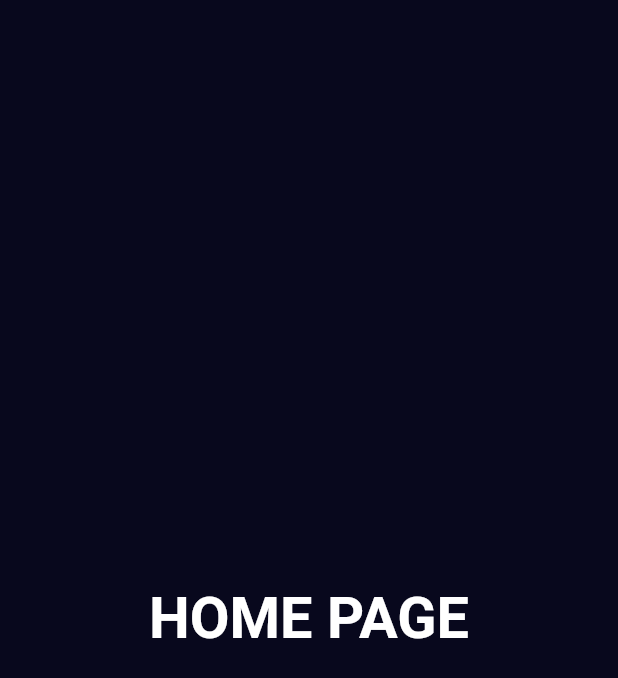
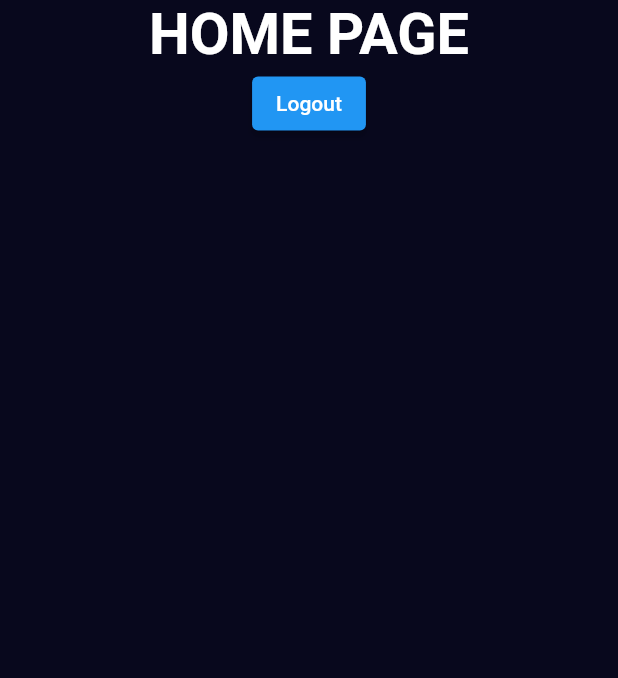
Before and after one commit to Noureldin17/movies_app, a Flutter app: the HomePage screen opened directly, on a phone screen of 412 x 824 dp. Shown: the top 678 px of the screen. Run offline on Flutter 3.47's test engine with Material 2 defaults, Android fonts, the phone set to English and light mode, and no system bars; our stand-ins replace animated_splash_screen, bloc, dartz, equatable, flutter_bloc, flutter_custom_clippers and 9 more; missing offline and left inert: flutter_loadingindicator; accounts and stored records are empty.

Commit message:
logout usecase

```diff
--- a/lib/core/api/tmdb_api_constants.dart
+++ b/lib/core/api/tmdb_api_constants.dart
@@ -1,6 +1,9 @@
 class TMDBApiConstants {
   TMDBApiConstants._();
+  // ignore: constant_identifier_names
   static const IMAGE_BASE_URL = "https://image.tmdb.org/t/p/original/";
+  // ignore: constant_identifier_names
   static const BASE_URL = "https://api.themoviedb.org/3/";
-  static const API_KEY = "f7b66aee06b813897c5d3a5e70b23118";
+  // ignore: constant_identifier_names
+  static const API_KEY = "cd421366139aff186a1cace94dc94c18";
 }
--- a/lib/core/dependency_injection/dependency_injection.dart
+++ b/lib/core/dependency_injection.dart/dependency_injection.dart
@@ -7,6 +7,7 @@ import 'package:movies_app/features/authentication/data/repositories/auth_reposi
 import 'package:movies_app/features/authentication/domain/repositories/auth_repository.dart';
 import 'package:movies_app/features/authentication/domain/usecases/guest_login_usecase.dart';
 import 'package:movies_app/features/authentication/domain/usecases/login_usecase.dart';
+import 'package:movies_app/features/authentication/domain/usecases/logout_usecase.dart';
 import 'package:movies_app/features/authentication/presentation/bloc/authentication_bloc.dart';
 import 'package:shared_preferences/shared_preferences.dart';
 import 'package:http/http.dart' as http;
@@ -16,11 +17,12 @@ final sl = GetIt.instance;
 // feature - Authentication
 Future<void> init() async {
   // bloc
-  sl.registerFactory(
-      () => AuthenticationBloc(loginUseCase: sl(), guestLoginUseCase: sl()));
+  sl.registerFactory(() => AuthenticationBloc(
+      loginUseCase: sl(), guestLoginUseCase: sl(), logoutUseCase: sl()));
   // UseCases
   sl.registerLazySingleton(() => LoginUseCase(sl()));
   sl.registerLazySingleton(() => GuestLoginUseCase(sl()));
+  sl.registerLazySingleton(() => LogoutUseCase(sl()));
   // repositories
   sl.registerLazySingleton<AuthenticationRepo>(
       () => AuthenticationRepoImpl(sl(), sl(), sl()));
--- a/lib/features/authentication/domain/repositories/auth_repository.dart
+++ b/lib/features/authentication/domain/repositories/auth_repository.dart
@@ -1,6 +1,5 @@
 import 'package:dartz/dartz.dart';
 import 'package:movies_app/core/error/failures.dart';
-import 'package:movies_app/features/authentication/domain/models/request_token_model.dart';
 
 abstract class AuthenticationRepo {
   Future<Either<Failure, Unit>> loginUser(Map<String, dynamic> params);
--- a/lib/features/authentication/domain/usecases/login_usecase.dart
+++ b/lib/features/authentication/domain/usecases/login_usecase.dart
@@ -1,5 +1,4 @@
 import 'package:dartz/dartz.dart';
-import 'package:movies_app/core/error/exceptions.dart';
 import 'package:movies_app/core/error/failures.dart';
 import 'package:movies_app/features/authentication/domain/models/login_request_params.dart';
 import 'package:movies_app/features/authentication/domain/repositories/auth_repository.dart';
--- /dev/null
+++ b/lib/features/authentication/domain/usecases/logout_usecase.dart
@@ -0,0 +1,13 @@
+import 'package:dartz/dartz.dart';
+import 'package:movies_app/core/error/failures.dart';
+import 'package:movies_app/features/authentication/domain/repositories/auth_repository.dart';
+
+class LogoutUseCase {
+  final AuthenticationRepo authenticationRepo;
+
+  LogoutUseCase(this.authenticationRepo);
+
+  Future<Either<Failure, Unit>> call() async {
+    return await authenticationRepo.logoutUser();
+  }
+}
--- a/lib/features/authentication/presentation/bloc/authentication_bloc.dart
+++ b/lib/features/authentication/presentation/bloc/authentication_bloc.dart
@@ -1,11 +1,12 @@
+// ignore: depend_on_referenced_packages
 import 'package:bloc/bloc.dart';
 import 'package:equatable/equatable.dart';
-import 'package:flutter/material.dart';
 import 'package:http/http.dart';
 import 'package:movies_app/core/error/failures.dart';
 import 'package:movies_app/features/authentication/domain/models/login_request_params.dart';
 import 'package:movies_app/features/authentication/domain/usecases/guest_login_usecase.dart';
 import 'package:movies_app/features/authentication/domain/usecases/login_usecase.dart';
+import 'package:movies_app/features/authentication/domain/usecases/logout_usecase.dart';
 
 part 'authentication_event.dart';
 part 'authentication_state.dart';
@@ -14,11 +15,15 @@ class AuthenticationBloc
     extends Bloc<AuthenticationEvent, AuthenticationState> {
   final LoginUseCase loginUseCase;
   final GuestLoginUseCase guestLoginUseCase;
+  final LogoutUseCase logoutUseCase;
   AuthenticationBloc(
-      {required this.loginUseCase, required this.guestLoginUseCase})
+      {required this.loginUseCase,
+      required this.guestLoginUseCase,
+      required this.logoutUseCase})
       : super(AuthenticationInitial()) {
     on<AuthenticationEvent>((event, emit) async {
       if (event is LoginEvent) {
+        emit(LoginLoadingState());
         final response = await loginUseCase
             .call(LoginRequestParams(event.username, event.password));
 
@@ -28,10 +33,16 @@ class AuthenticationBloc
           emit(LoginSuccessState());
         });
       } else if (event is GuestLoginEvent) {
+        emit(LoginLoadingState());
         final response = await guestLoginUseCase.call();
 
         response.fold((l) => emit(GuestLoginErrorState(_mapErrorToMessage(l))),
             (r) => emit(GuestLoginSuccessState()));
+      } else if (event is LogoutEvent) {
+        emit(LogoutLoadingState());
+        final response = await logoutUseCase.call();
+        response.fold((l) => emit(LogoutErrorState(_mapErrorToMessage(l))),
+            (r) => emit(LogoutSuccessState()));
       }
     });
   }
--- a/lib/features/authentication/presentation/bloc/authentication_event.dart
+++ b/lib/features/authentication/presentation/bloc/authentication_event.dart
@@ -17,3 +17,5 @@ class LoginEvent extends AuthenticationEvent {
 }
 
 class GuestLoginEvent extends AuthenticationEvent {}
+
+class LogoutEvent extends AuthenticationEvent {}
--- a/lib/features/authentication/presentation/bloc/authentication_state.dart
+++ b/lib/features/authentication/presentation/bloc/authentication_state.dart
@@ -2,7 +2,6 @@ part of 'authentication_bloc.dart';
 
 abstract class AuthenticationState extends Equatable {
   const AuthenticationState();
-
   @override
   List<Object> get props => [];
 }
@@ -10,6 +9,10 @@ abstract class AuthenticationState extends Equatable {
 class AuthenticationInitial extends AuthenticationState {}
 
 class LoginSuccessState extends AuthenticationState {}
+
+class LoginLoadingState extends AuthenticationState {}
+
+class LogoutLoadingState extends AuthenticationState {}
 
 class GuestLoginSuccessState extends AuthenticationState {}
 
@@ -23,6 +26,12 @@ class LoginErrorState extends AuthenticationState {
   const LoginErrorState(this.message);
 }
 
+class LogoutErrorState extends AuthenticationState {
+  final String message;
+
+  const LogoutErrorState(this.message);
+}
+
 class GuestLoginErrorState extends AuthenticationState {
   final String message;
 
--- a/lib/home_page.dart
+++ b/lib/home_page.dart
@@ -1,6 +1,9 @@
 import 'package:flutter/material.dart';
+import 'package:flutter_bloc/flutter_bloc.dart';
+import 'package:movies_app/features/authentication/presentation/bloc/authentication_bloc.dart';
 import 'package:movies_app/utils/default_text.dart';
 import 'utils/colors.dart' as colors;
+import 'utils/pages.dart' as pages;
 
 class HomePage extends StatefulWidget {
   const HomePage({super.key});
@@ -12,10 +15,27 @@ class HomePage extends StatefulWidget {
 class _HomePageState extends State<HomePage> {
   @override
   Widget build(BuildContext context) {
-    return const Scaffold(
+    return Scaffold(
       backgroundColor: colors.primaryDark,
       body: Center(
-        child: DefaultText.bold(text: "HOME PAGE", fontSize: 28),
+        child: Column(
+          children: [
+            const DefaultText.bold(text: "HOME PAGE", fontSize: 28),
+            ElevatedButton(
+                onPressed: (() {
+                  BlocProvider.of<AuthenticationBloc>(context)
+                      .add(LogoutEvent());
+                }),
+                child: Text('Logout')),
+            BlocListener<AuthenticationBloc, AuthenticationState>(
+              listenWhen: (previous, current) => current is LogoutSuccessState,
+              listener: (context, state) {
+                Navigator.pushReplacementNamed(context, pages.welcomePage);
+              },
+              child: Container(),
+            )
+          ],
+        ),
       ),
     );
   }
--- a/pubspec.yaml
+++ b/pubspec.yaml
@@ -17,7 +17,7 @@ publish_to: 'none' # Remove this line if you wish to publish to pub.dev
 # https://developer.apple.com/library/archive/documentation/General/Reference/InfoPlistKeyReference/Articles/CoreFoundationKeys.html
 # In Windows, build-name is used as the major, minor, and patch parts
 # of the product and file versions while build-number is used as the build suffix.
-version: 1.0.0+1
+version: 2.0.0+1
 
 environment:
   sdk: '>=2.18.6 <3.0.0'
@@ -37,6 +37,8 @@ dependencies:
   google_fonts: ^4.0.0
   gradient_borders: ^1.0.0
   flutter_svg: ^1.1.6
+  flutter_loadingindicator: ^1.0.1
+  carousel_slider: ^4.2.1
   equatable: ^2.0.5
   http: ^0.13.5
   get_it: ^7.6.0
```
Also changed, not shown: lib/features/authentication/data/datasources/auth_local_datasource.dart (+15 -3 lines), lib/features/authentication/data/datasources/auth_remote_datasource.dart (+21 -3 lines), lib/features/authentication/data/repositories/auth_repository_impl.dart (+10 -1 lines), lib/features/authentication/presentation/pages/login_page.dart (+48 -18 lines), lib/features/authentication/presentation/pages/welcome_page.dart (+11 -3 lines), lib/main.dart (+10 -8 lines), assets/logo/cinema.png (added), pubspec.lock, 1 other file.
